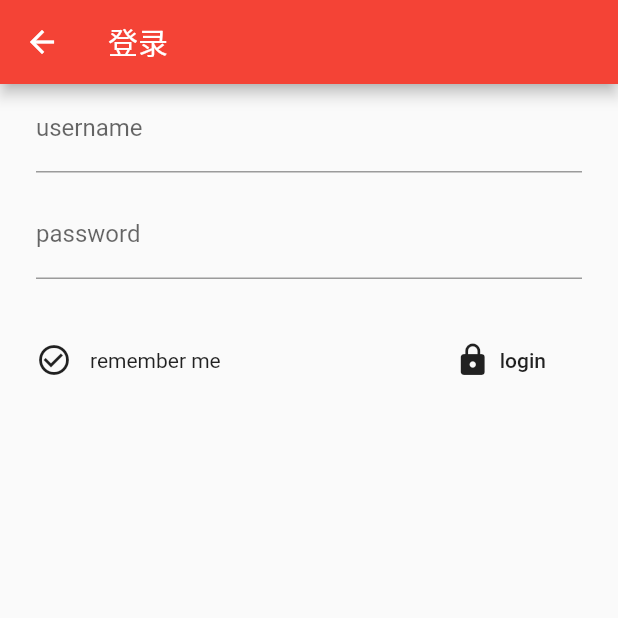
After one commit to summerscar/NeteaseCloudMusic-Flutter, a Flutter app: the screen it shows after launch, scrolled down 61 dp, after a tap on "登录", on a phone screen of 412 x 824 dp, the top half of it. The commit adds this screen. Run offline on Flutter 3.47's test engine with Material 2 defaults, Android fonts, the phone set to English and light mode, and no system bars; drawn by our look-alikes of flutter_easyloading; our stand-ins replace assets_audio_player, dio; network calls fail.

Commit message:
✨feat(登录页): 增加登录页

```diff
--- a/lib/main.dart
+++ b/lib/main.dart
@@ -9,6 +9,7 @@ import 'package:flutter/material.dart';
 import 'package:fluuter_demo/page/my.dart';
 import 'package:fluuter_demo/components/drawer.dart';
 import 'package:flutter_easyloading/flutter_easyloading.dart';
+import 'package:fluuter_demo/page/login.dart';
 
 void main() => runApp(MyApp());
 
@@ -16,10 +17,14 @@ class MyApp extends StatelessWidget {
   @override
   Widget build(BuildContext context) {
     return MaterialApp(
-      theme: ThemeData(primarySwatch: Colors.red),
-      home: FlutterEasyLoading(
-        child: MyHomePage(),
-      )
+      routes: {
+        "login": (context) => FlutterEasyLoading(child: LoginPage()),
+        "/":(context) => FlutterEasyLoading(
+          child: MyHomePage(),
+        )
+      },
+      initialRoute: '/',
+      theme: ThemeData(primarySwatch: Colors.red)
     );
   }
 }
--- /dev/null
+++ b/lib/page/login.dart
@@ -0,0 +1,288 @@
+// Copyright 2019 The Flutter team. All rights reserved.
+// Use of this source code is governed by a BSD-style license that can be
+// found in the LICENSE file.
+
+import 'package:flutter/material.dart';
+import 'package:flutter/services.dart';
+
+
+class LoginPage extends StatefulWidget {
+  const LoginPage();
+
+  @override
+  _LoginPageState createState() => _LoginPageState();
+}
+
+class _LoginPageState extends State<LoginPage> {
+  final TextEditingController _usernameController = TextEditingController();
+  final TextEditingController _passwordController = TextEditingController();
+
+  @override
+  Widget build(BuildContext context) {
+    return Scaffold(
+        appBar: AppBar(
+          title: Text('登录'),
+        ),
+        body: SafeArea(
+          child: _MainView(
+            usernameController: _usernameController,
+            passwordController: _passwordController,
+          ),
+        ),
+      );
+  }
+
+  @override
+  void dispose() {
+    _usernameController.dispose();
+    _passwordController.dispose();
+    super.dispose();
+  }
+}
+
+class _MainView extends StatelessWidget {
+  const _MainView({
+    Key key,
+    this.usernameController,
+    this.passwordController,
+  }) : super(key: key);
+
+  final TextEditingController usernameController;
+  final TextEditingController passwordController;
+
+  void _login(BuildContext context) {
+    Navigator.of(context).pushNamed('/');
+  }
+
+  @override
+  Widget build(BuildContext context) {
+    final isDesktop = false;
+    List<Widget> listViewChildren;
+
+    if (isDesktop) {
+      final desktopMaxWidth = 400.0 + 100.0 * (1 - 1);
+      listViewChildren = [
+        _UsernameInput(
+          maxWidth: desktopMaxWidth,
+          usernameController: usernameController,
+        ),
+        const SizedBox(height: 12),
+        _PasswordInput(
+          maxWidth: desktopMaxWidth,
+          passwordController: passwordController,
+        ),
+        _LoginButton(
+          maxWidth: desktopMaxWidth,
+          onTap: () {
+            _login(context);
+          },
+        ),
+      ];
+    } else {
+      listViewChildren = [
+        _UsernameInput(
+          usernameController: usernameController,
+        ),
+        const SizedBox(height: 12),
+        _PasswordInput(
+          passwordController: passwordController,
+        ),
+        _LoginButton(
+          onTap: () {
+            _login(context);
+          },
+        ),
+      ];
+    }
+
+    return Column(
+      children: [
+        Expanded(
+          child: Align(
+            alignment: isDesktop ? Alignment.center : Alignment.topCenter,
+            child: ListView(
+              shrinkWrap: true,
+              padding: const EdgeInsets.symmetric(horizontal: 24),
+              children: listViewChildren,
+            ),
+          ),
+        ),
+      ],
+    );
+  }
+}
+
+class _UsernameInput extends StatelessWidget {
+  const _UsernameInput({
+    Key key,
+    this.maxWidth,
+    this.usernameController,
+  }) : super(key: key);
+
+  final double maxWidth;
+  final TextEditingController usernameController;
+
+  @override
+  Widget build(BuildContext context) {
+    return Align(
+      alignment: Alignment.center,
+      child: Container(
+        constraints: BoxConstraints(maxWidth: maxWidth ?? double.infinity),
+        child: TextField(
+          controller: usernameController,
+          decoration: InputDecoration(
+            labelText: 'username',
+          ),
+        ),
+      ),
+    );
+  }
+}
+
+class _PasswordInput extends StatelessWidget {
+  const _PasswordInput({
+    Key key,
+    this.maxWidth,
+    this.passwordController,
+  }) : super(key: key);
+
+  final double maxWidth;
+  final TextEditingController passwordController;
+
+  @override
+  Widget build(BuildContext context) {
+    return Align(
+      alignment: Alignment.center,
+      child: Container(
+        constraints: BoxConstraints(maxWidth: maxWidth ?? double.infinity),
+        child: TextField(
+          controller: passwordController,
+          decoration: InputDecoration(
+            labelText: 'password',
+          ),
+          obscureText: true,
+        ),
+      ),
+    );
+  }
+}
+
+class _ThumbButton extends StatefulWidget {
+  _ThumbButton({
+    @required this.onTap,
+  });
+
+  final VoidCallback onTap;
+
+  @override
+  _ThumbButtonState createState() => _ThumbButtonState();
+}
+
+class _ThumbButtonState extends State<_ThumbButton> {
+  BoxDecoration borderDecoration;
+
+  @override
+  Widget build(BuildContext context) {
+    return Semantics(
+      button: true,
+      enabled: true,
+      label: 'Login',
+      child: GestureDetector(
+        onTap: widget.onTap,
+        child: Focus(
+          onKey: (node, event) {
+            if (event is RawKeyDownEvent) {
+              if (event.logicalKey == LogicalKeyboardKey.enter ||
+                  event.logicalKey == LogicalKeyboardKey.space) {
+                widget.onTap();
+                return true;
+              }
+            }
+            return false;
+          },
+          onFocusChange: (hasFocus) {
+            if (hasFocus) {
+              setState(() {
+                borderDecoration = BoxDecoration(
+                  border: Border.all(
+                    color: Colors.white.withOpacity(0.5),
+                    width: 2,
+                  ),
+                );
+              });
+            } else {
+              setState(() {
+                borderDecoration = null;
+              });
+            }
+          },
+          child: Container(
+            decoration: borderDecoration,
+            height: 120,
+            child: Text('thumb.png')
+          ),
+        ),
+      ),
+    );
+  }
+}
+
+class _LoginButton extends StatelessWidget {
+  const _LoginButton({
+    Key key,
+    @required this.onTap,
+    this.maxWidth,
+  }) : super(key: key);
+
+  final double maxWidth;
+  final VoidCallback onTap;
+
+  @override
+  Widget build(BuildContext context) {
+    return Align(
+      alignment: Alignment.center,
+      child: Container(
+        constraints: BoxConstraints(maxWidth: maxWidth ?? double.infinity),
+        padding: const EdgeInsets.symmetric(vertical: 30),
+        child: Row(
+          children: [
+            const Icon(Icons.check_circle_outline),
+            const SizedBox(width: 12),
+            Text('remember me'),
+            const Expanded(child: SizedBox.shrink()),
+            _FilledButton(
+              text: 'login',
+              onTap: onTap,
+            ),
+          ],
+        ),
+      ),
+    );
+  }
+}
+
+class _FilledButton extends StatelessWidget {
+  const _FilledButton({Key key, @required this.text, @required this.onTap})
+      : super(key: key);
+
+  final String text;
+  final VoidCallback onTap;
+
+  @override
+  Widget build(BuildContext context) {
+    return FlatButton(
+      padding: const EdgeInsets.symmetric(vertical: 10, horizontal: 24),
+      shape: RoundedRectangleBorder(
+        borderRadius: BorderRadius.circular(12),
+      ),
+      onPressed: onTap,
+      child: Row(
+        children: [
+          const Icon(Icons.lock),
+          const SizedBox(width: 6),
+          Text(text),
+        ],
+      ),
+    );
+  }
+}
```
Also changed, not shown: lib/page/my.dart (+12 -4 lines).
